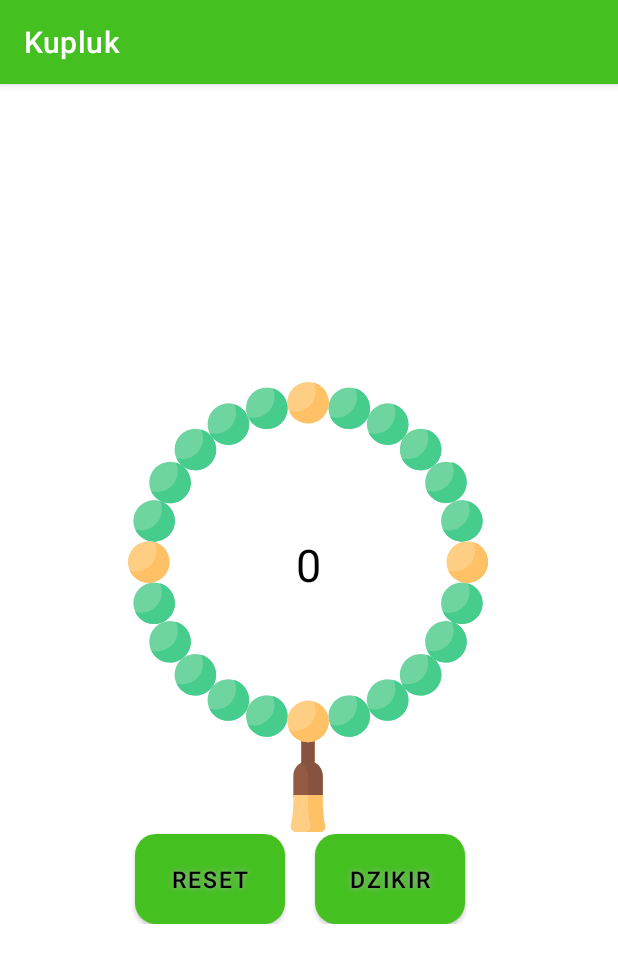
After one commit to ArieRS/Kupluk, an Android app: the fragment TasbihFragment shown on its own in the app's theme, on a phone screen of 412 x 824 dp. The commit adds this screen. Shown: the top 963 px of the screen. Run offline under Robolectric (Android 15) with nearby library versions, the phone set to English and light mode, and no system bars.

Commit message:
Fragment Tasbih & Sistem nya

```diff
--- a/app/src/main/java/kupluk/smk/coding/ViewPagerAdapter.kt
+++ b/app/src/main/java/kupluk/smk/coding/ViewPagerAdapter.kt
@@ -16,10 +16,11 @@ class ViewPagerAdapter(fm: FragmentManager) : FragmentPagerAdapter(fm) {
             1 -> return KiblatFragment()
             2 -> return StatistikFragment()
             3 -> return NewsFragment()
+            4 -> return TasbihFragment()
             else -> return DashboardFragment()
         }
     }
 
-    override fun getCount(): Int = 4
+    override fun getCount(): Int = 5
 
 }
--- a/app/src/main/java/kupluk/smk/coding/activity/MainActivity.kt
+++ b/app/src/main/java/kupluk/smk/coding/activity/MainActivity.kt
@@ -39,6 +39,10 @@ class MainActivity : AppCompatActivity() {
                         viewPager.currentItem = 3
                         supportActionBar?.title = "News"
                     }
+                    R.id.tasbih -> {
+                        viewPager.currentItem = 4
+                        supportActionBar?.title = "Tasbih"
+                    }
                 }
             }
         })
--- a/app/src/main/java/kupluk/smk/coding/activity/Splashscreen.kt
+++ b/app/src/main/java/kupluk/smk/coding/activity/Splashscreen.kt
@@ -14,7 +14,7 @@ class Splashscreen : AppCompatActivity() {
         setContentView(R.layout.activity_splashscreen)
 
         Handler().postDelayed({
-            startActivity(Intent(this,LoginActivity::class.java))
+            startActivity(Intent(this,MainActivity::class.java))
 
             finish()
         }, SPLASH_TIME_OUT)
--- /dev/null
+++ b/app/src/main/java/kupluk/smk/coding/fragment/TasbihFragment.kt
@@ -0,0 +1,48 @@
+package kupluk.smk.coding
+
+import android.os.Bundle
+import androidx.fragment.app.Fragment
+import android.view.LayoutInflater
+import android.view.View
+import android.view.ViewGroup
+import android.widget.Button
+import androidx.navigation.fragment.findNavController
+import kotlinx.android.synthetic.main.fragment_tasbih.*
+
+/**
+ * A simple [Fragment] subclass as the second destination in the navigation.
+ */
+class TasbihFragment : Fragment() {
+    override fun onCreate(savedInstanceState: Bundle?) {
+        super .onCreate(savedInstanceState)
+    }
+    override fun onCreateView(
+        inflater: LayoutInflater, container: ViewGroup?,
+        savedInstanceState: Bundle?
+    ): View? {
+        // Inflate the layout for this fragment
+        return inflater.inflate(R.layout.fragment_tasbih, container, false)
+    }
+
+    override fun onViewCreated(view: View, savedInstanceState: Bundle?) {
+        super.onViewCreated(view, savedInstanceState)
+        var awal = 0
+
+        btnplus.setOnClickListener {
+
+            var awal = awal++
+            textView.setText(awal.toString())
+        }
+        btnReset.setOnClickListener {
+
+            if ( awal == 0 ) {
+                textView.setText(awal.toString())
+            } else {
+                awal = 0
+
+            }
+            textView.setText(awal.toString())
+        }
+
+    }
+}
--- /dev/null
+++ b/app/src/main/res/drawable/buttonshape.xml
@@ -0,0 +1,19 @@
+<?xml version="1.0" encoding="utf-8"?>
+<shape xmlns:android="http://schemas.android.com/apk/res/android" android:shape="rectangle" >
+    <corners
+        android:radius="14dp"
+        />
+    <solid
+        android:color="#33FF4E"
+        />
+    <padding
+        android:left="0dp"
+        android:top="0dp"
+        android:right="0dp"
+        android:bottom="0dp"
+        />
+    <size
+        android:width="270dp"
+        android:height="60dp"
+        />
+</shape>
--- /dev/null
+++ b/app/src/main/res/layout/fragment_tasbih.xml
@@ -0,0 +1,82 @@
+<?xml version="1.0" encoding="utf-8"?>
+<androidx.constraintlayout.widget.ConstraintLayout xmlns:android="http://schemas.android.com/apk/res/android"
+    xmlns:app="http://schemas.android.com/apk/res-auto"
+    xmlns:tools="http://schemas.android.com/tools"
+    android:layout_width="match_parent"
+    android:layout_height="match_parent"
+    tools:context=".activity.TasbihActivity">
+
+    <ImageView
+        android:id="@+id/imageView"
+        android:layout_width="300dp"
+        android:layout_height="300dp"
+        android:layout_marginTop="250dp"
+        android:layout_marginBottom="400dp"
+        app:layout_constraintBottom_toBottomOf="parent"
+        app:layout_constraintEnd_toEndOf="parent"
+        app:layout_constraintHorizontal_bias="0.495"
+        app:layout_constraintStart_toStartOf="parent"
+        app:layout_constraintTop_toTopOf="parent"
+        app:layout_constraintVertical_bias="0.283"
+        app:srcCompat="@drawable/ic_tasbih" />
+
+    <TextView
+        android:id="@+id/textView"
+        android:layout_width="wrap_content"
+        android:layout_height="wrap_content"
+        android:text="0"
+        android:textColor="@android:color/black"
+        android:textSize="30sp"
+        app:layout_constraintBottom_toBottomOf="@+id/imageView"
+        app:layout_constraintEnd_toEndOf="@+id/imageView"
+        app:layout_constraintStart_toStartOf="@+id/imageView"
+        app:layout_constraintTop_toTopOf="@+id/imageView"
+        app:layout_constraintVertical_bias="0.39" />
+
+      <LinearLayout
+          android:layout_width="match_parent"
+          android:layout_height="wrap_content"
+          android:orientation="horizontal"
+          tools:ignore="MissingConstraints">
+          <Button
+              android:id="@+id/btnReset"
+              android:layout_width="100sp"
+              android:layout_height="wrap_content"
+              android:background="@drawable/buttonshape"
+              android:shadowColor="#A8A8A8"
+              android:shadowDx="0"
+              android:shadowDy="0"
+              android:shadowRadius="5"
+              android:text="Reset"
+              android:textColor="#000000"
+              android:textSize="15sp"
+              tools:layout_editor_absoluteX="197dp"
+              tools:layout_editor_absoluteY="526dp"
+              android:layout_marginTop="500sp"
+              android:layout_marginLeft="90sp"
+              app:layout_constraintBottom_toBottomOf="@+id/textView"
+              app:layout_constraintStart_toStartOf="@+id/textView"
+              app:layout_constraintTop_toTopOf="@+id/textView"/>
+
+          <Button
+              android:id="@+id/btnplus"
+              android:layout_width="100sp"
+              android:layout_height="wrap_content"
+              android:background="@drawable/buttonshape"
+              android:shadowColor="#A8A8A8"
+              android:shadowDx="0"
+              android:shadowDy="0"
+              android:shadowRadius="5"
+              android:text="DZIKIR"
+              android:textColor="#000000"
+              android:textSize="15sp"
+              android:layout_marginTop="500sp"
+              android:layout_marginLeft="20sp"
+              app:layout_constraintBottom_toBottomOf="@+id/textView"
+              app:layout_constraintStart_toStartOf="@+id/textView"
+              app:layout_constraintTop_toTopOf="@+id/textView"
+
+              />
+      </LinearLayout>
+
+</androidx.constraintlayout.widget.ConstraintLayout>
--- a/app/src/main/res/menu/menu_main.xml
+++ b/app/src/main/res/menu/menu_main.xml
@@ -24,4 +24,9 @@
         android:icon="@drawable/ic_person"
         android:title="News"
         android:iconTint="@color/colorPrimary"/>
+    <item
+        android:id="@+id/tasbih"
+        android:icon="@drawable/ic_person"
+        android:title="Tasbih"
+        android:iconTint="@color/colorPrimary"/>
 </menu>
```
